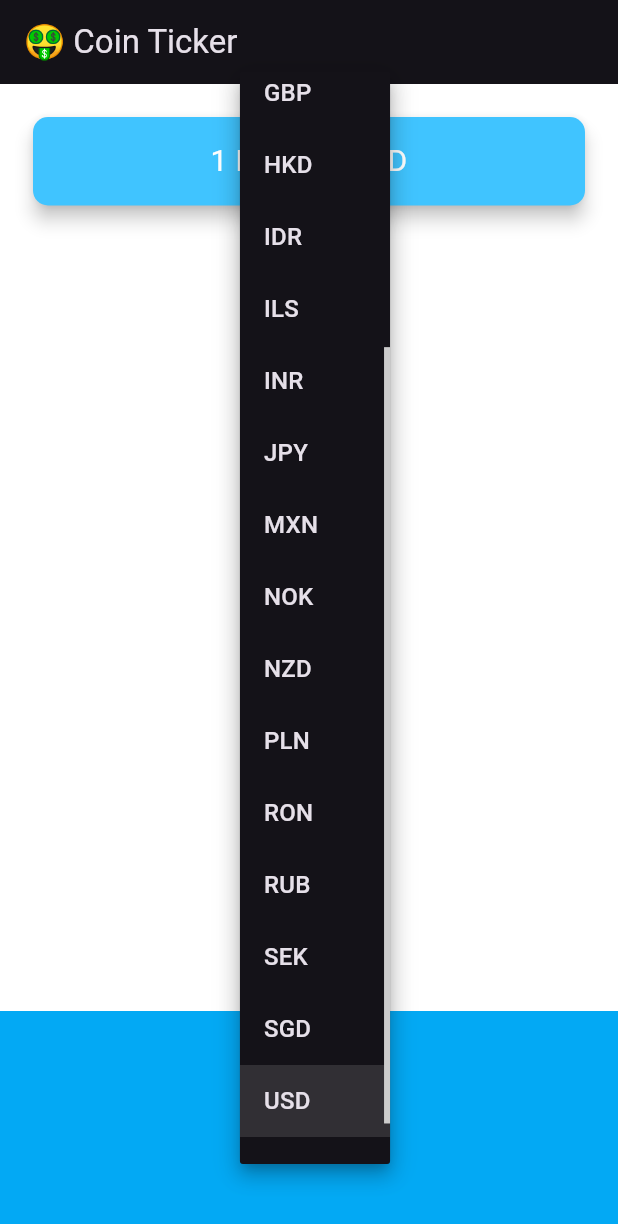
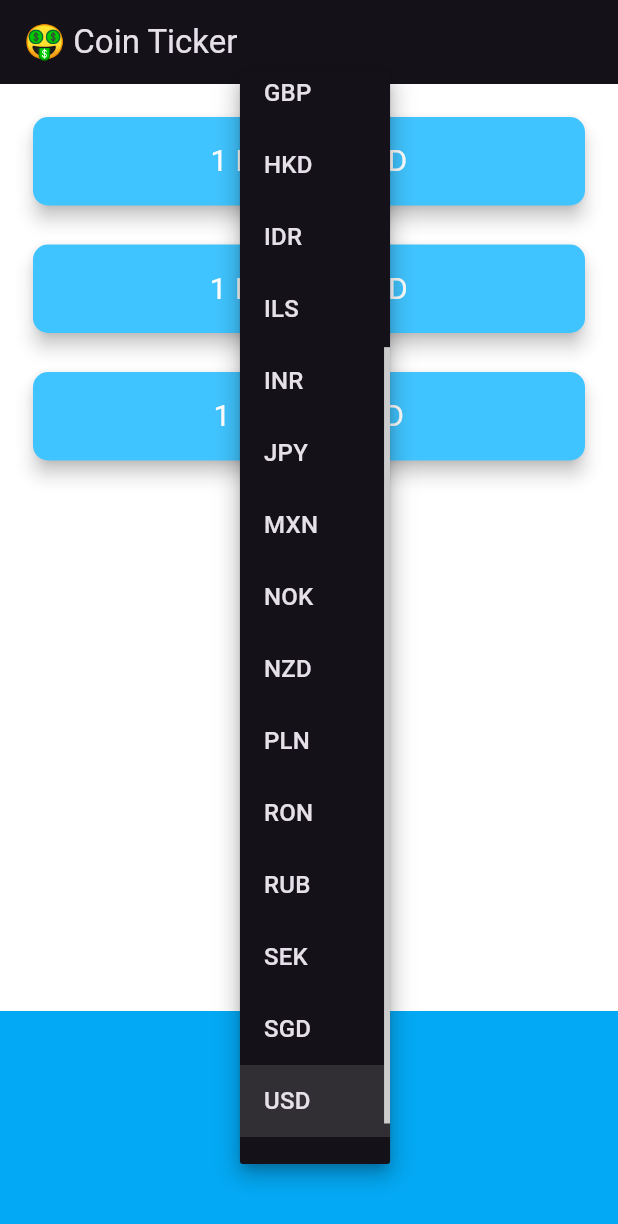
Before and after one commit to quantdev01/cryptocurrency, a Flutter app: the screen it shows after launch, after a tap on "USD", on a phone screen of 412 x 824 dp. Shown: the top 1224 px of the screen. Run offline on Flutter 3.47's test engine with Material 3 defaults, Android fonts, the light colour scheme and no system bars; network calls fail.

Commit message:
Project done

```diff
--- /dev/null
+++ b/lib/crypto_rate.dart
@@ -0,0 +1,39 @@
+import 'package:flutter/material.dart';
+
+class CryptoRate extends StatelessWidget {
+  const CryptoRate({
+    super.key,
+    required this.cryptoRate,
+    required this.currency,
+    required this.cryptoValueText,
+  });
+
+  final double cryptoRate;
+  final String currency;
+  final String cryptoValueText;
+
+  @override
+  Widget build(BuildContext context) {
+    return Padding(
+      padding: const EdgeInsets.fromLTRB(18.0, 18.0, 18.0, 0),
+      child: Card(
+        color: Colors.lightBlueAccent,
+        elevation: 5.0,
+        shape: RoundedRectangleBorder(
+          borderRadius: BorderRadius.circular(10.0),
+        ),
+        child: Padding(
+          padding: const EdgeInsets.symmetric(vertical: 15.0, horizontal: 28),
+          child: Text(
+            '1 $cryptoValueText = ${cryptoRate.round()} $currency',
+            textAlign: TextAlign.center,
+            style: const TextStyle(
+              fontSize: 20.0,
+              color: Colors.white,
+            ),
+          ),
+        ),
+      ),
+    );
+  }
+}
--- a/lib/price_screen.dart
+++ b/lib/price_screen.dart
@@ -2,6 +2,7 @@ import 'dart:developer';
 import 'dart:io' show Platform;
 
 import 'package:crypto_tracker/coin_data.dart';
+import 'package:crypto_tracker/crypto_rate.dart';
 import 'package:flutter/material.dart';
 import 'package:flutter/cupertino.dart';
 
@@ -14,7 +15,11 @@ class PriceScreen extends StatefulWidget {
 
 class _PriceScreenState extends State<PriceScreen> {
   double cryptoRate = 0;
+  double cryptoRate1 = 0;
+  double cryptoRate2 = 0;
+
   String selectedMenu = 'USD';
+
   CoinData coinData = CoinData();
 
   DropdownButton<String> androidPicker() {
@@ -59,14 +64,19 @@ class _PriceScreenState extends State<PriceScreen> {
   }
 
   Future<void> _loadData() async {
-    double data = await getData();
+    double data = await getData(cryptoList[0]);
+    double data1 = await getData(cryptoList[1]);
+    double data2 = await getData(cryptoList[2]);
+
     setState(() {
       cryptoRate = data;
+      cryptoRate1 = data1;
+      cryptoRate2 = data2;
     });
   }
 
-  Future<double> getData() async {
-    var dataDecoded = await CoinData().getCoinData('BTC', selectedMenu);
+  Future<double> getData(String myCrypto) async {
+    var dataDecoded = await CoinData().getCoinData(myCrypto, selectedMenu);
     log(dataDecoded['rate'].toString());
     return dataDecoded['rate'];
   }
@@ -87,27 +97,22 @@ class _PriceScreenState extends State<PriceScreen> {
         mainAxisAlignment: MainAxisAlignment.spaceBetween,
         crossAxisAlignment: CrossAxisAlignment.stretch,
         children: <Widget>[
-          Padding(
-            padding: const EdgeInsets.fromLTRB(18.0, 18.0, 18.0, 0),
-            child: Card(
-              color: Colors.lightBlueAccent,
-              elevation: 5.0,
-              shape: RoundedRectangleBorder(
-                borderRadius: BorderRadius.circular(10.0),
-              ),
-              child: Padding(
-                padding: const EdgeInsets.symmetric(
-                    vertical: 15.0, horizontal: 28.0),
-                child: Text(
-                  '1 BTC = ${cryptoRate.round()} $selectedMenu',
-                  textAlign: TextAlign.center,
-                  style: const TextStyle(
-                    fontSize: 20.0,
-                    color: Colors.white,
-                  ),
-                ),
-              ),
-            ),
+          Column(
+            crossAxisAlignment: CrossAxisAlignment.stretch,
+            children: [
+              CryptoRate(
+                  cryptoValueText: cryptoList[0],
+                  cryptoRate: cryptoRate,
+                  currency: selectedMenu),
+              CryptoRate(
+                  cryptoValueText: cryptoList[1],
+                  cryptoRate: cryptoRate1,
+                  currency: selectedMenu),
+              CryptoRate(
+                  cryptoValueText: cryptoList[2],
+                  cryptoRate: cryptoRate2,
+                  currency: selectedMenu),
+            ],
           ),
           Container(
             height: 150.0,
```
